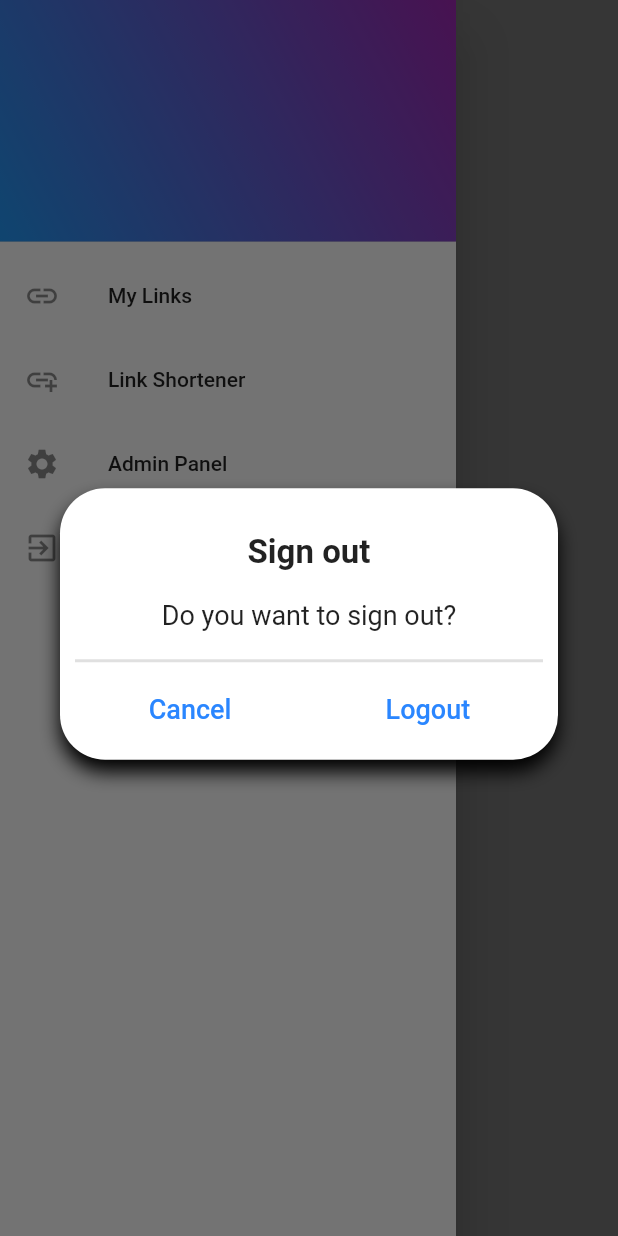
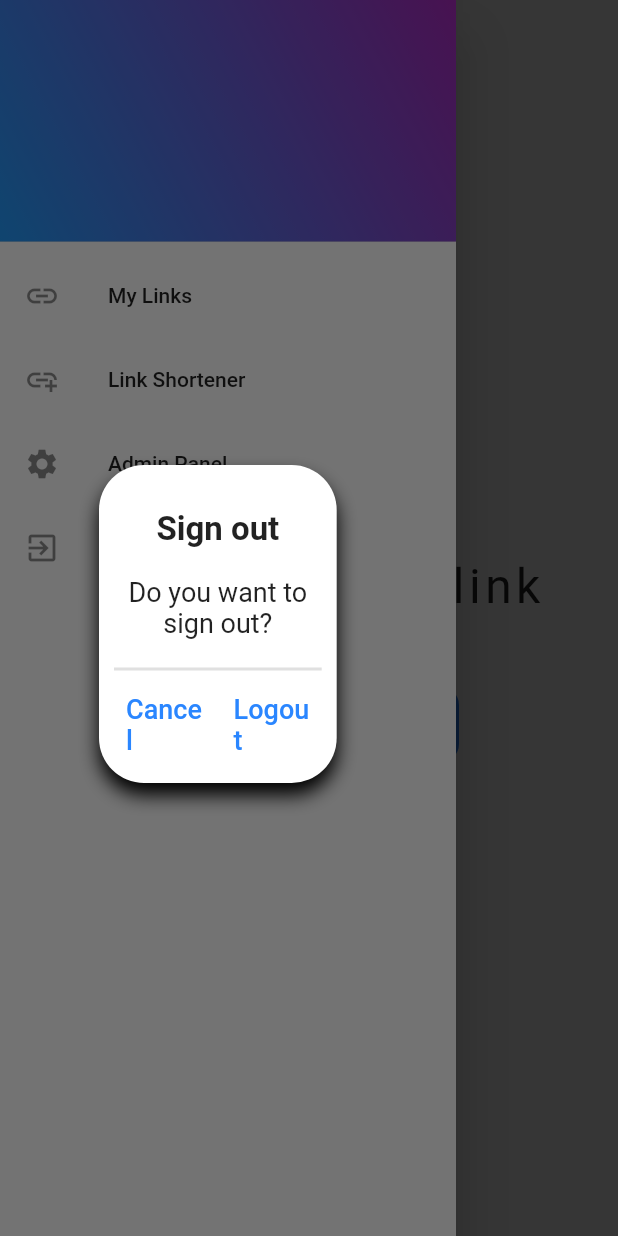
Before and after one commit to dogukannatis/short_links, a Flutter app: the MyLinksPage screen opened by its route, in the side drawer, after a tap on "Çıkış Yap", on a phone screen of 412 x 824 dp. Run offline on Flutter 3.47's test engine with Material 2 defaults, Android fonts, the phone set to English and light mode, and no system bars; our stand-ins replace awesome_snackbar_content, dio, flutter_riverpod, get_it, lottie, shared_preferences; accounts and stored records are empty; network calls fail.

Commit message:
dialog update

```diff
--- a/lib/ui/widgets/CustomDialog.dart
+++ b/lib/ui/widgets/CustomDialog.dart
@@ -31,6 +31,7 @@ class _CustomDialogState extends State<CustomDialog> {
       child: Stack(
         children: <Widget>[
           Container(
+            width: MediaQuery.of(context).size.width / 2.6,
             padding: const EdgeInsets.only(left: 10, top: 30, right: 10, bottom: 10),
             margin: const EdgeInsets.only(top: 8),
             decoration: BoxDecoration(
```
